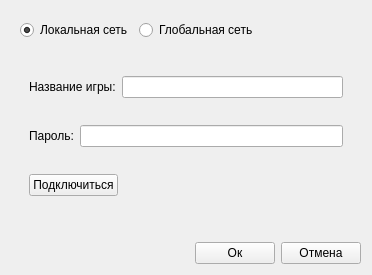
Qt form Сети ЭВМ/SeaBattle/netdialog.ui (CyberMakaron/6-sem) before a commit.
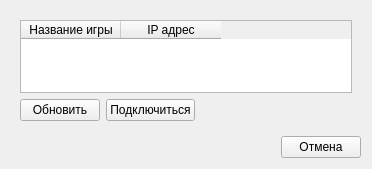
The same form after that commit.

Diff of the .ui file:
```diff
--- a/Сети ЭВМ/SeaBattle/netdialog.ui
+++ b/Сети ЭВМ/SeaBattle/netdialog.ui
@@ -7,7 +7,7 @@
     <x>0</x>
     <y>0</y>
     <width>372</width>
-    <height>275</height>
+    <height>169</height>
    </rect>
   </property>
   <property name="windowTitle">
@@ -21,40 +21,6 @@
      </property>
      <widget class="QWidget" name="page">
       <layout class="QVBoxLayout" name="verticalLayout_2">
-       <item>
-        <layout class="QHBoxLayout" name="horizontalLayout">
-         <item>
-          <widget class="QRadioButton" name="radioButton">
-           <property name="text">
-            <string>Локальная сеть</string>
-           </property>
-           <property name="checked">
-            <bool>true</bool>
-           </property>
-          </widget>
-         </item>
-         <item>
-          <widget class="QRadioButton" name="radioButton_2">
-           <property name="text">
-            <string>Глобальная сеть</string>
-           </property>
-          </widget>
-         </item>
-         <item>
-          <spacer name="horizontalSpacer">
-           <property name="orientation">
-            <enum>Qt::Horizontal</enum>
-           </property>
-           <property name="sizeHint" stdset="0">
-            <size>
-             <width>40</width>
-             <height>20</height>
-            </size>
-           </property>
-          </spacer>
-         </item>
-        </layout>
-       </item>
        <item>
         <layout class="QHBoxLayout" name="horizontalLayout_3">
          <item>
@@ -65,7 +31,7 @@
           </widget>
          </item>
          <item>
-          <widget class="QLineEdit" name="lineEdit"/>
+          <widget class="QLineEdit" name="lineEdit_name_create"/>
          </item>
         </layout>
        </item>
@@ -79,7 +45,31 @@
           </widget>
          </item>
          <item>
-          <widget class="QLineEdit" name="lineEdit_2"/>
+          <widget class="QLineEdit" name="lineEdit_pass_create"/>
+         </item>
+        </layout>
+       </item>
+       <item>
+        <layout class="QHBoxLayout" name="horizontalLayout_9">
+         <item>
+          <widget class="QPushButton" name="pushButton_ok">
+           <property name="text">
+            <string>Ок</string>
+           </property>
+          </widget>
+         </item>
+         <item>
+          <spacer name="horizontalSpacer_6">
+           <property name="orientation">
+            <enum>Qt::Horizontal</enum>
+           </property>
+           <property name="sizeHint" stdset="0">
+            <size>
+             <width>40</width>
+             <height>20</height>
+            </size>
+           </property>
+          </spacer>
          </item>
         </layout>
        </item>
@@ -101,47 +91,6 @@
      <widget class="QWidget" name="page_2">
       <layout class="QVBoxLayout" name="verticalLayout_3">
        <item>
-        <layout class="QHBoxLayout" name="horizontalLayout_6">
-         <item>
-          <widget class="QRadioButton" name="radioButton_3">
-           <property name="text">
-            <string>Локальная сеть</string>
-           </property>
-           <property name="checked">
-            <bool>true</bool>
-           </property>
-          </widget>
-         </item>
-         <item>
-          <widget class="QRadioButton" name="radioButton_4">
-           <property name="text">
-            <string>Глобальная сеть</string>
-           </property>
-          </widget>
-         </item>
-         <item>
-          <spacer name="horizontalSpacer_3">
-           <property name="orientation">
-            <enum>Qt::Horizontal</enum>
-           </property>
-           <property name="sizeHint" stdset="0">
-            <size>
-             <width>40</width>
-             <height>20</height>
-            </size>
-           </property>
-          </spacer>
-         </item>
-        </layout>
-       </item>
-       <item>
-        <widget class="QStackedWidget" name="stackedWidget_net_type">
-         <property name="currentIndex">
-          <number>1</number>
-         </property>
-         <widget class="QWidget" name="page_3">
-          <layout class="QVBoxLayout" name="verticalLayout_4">
-           <item>
             <widget class="QTableWidget" name="games_table">
              <column>
               <property name="text">
@@ -158,12 +107,19 @@
            <item>
             <layout class="QHBoxLayout" name="horizontalLayout_7">
              <item>
-              <widget class="QPushButton" name="pushButton_3">
+          <widget class="QPushButton" name="pushButton_refresh_table">
                <property name="text">
                 <string>Обновить</string>
                </property>
               </widget>
              </item>
+         <item>
+          <widget class="QPushButton" name="pushButton_connect">
+           <property name="text">
+            <string>Подключиться</string>
+           </property>
+          </widget>
+         </item>
              <item>
               <spacer name="horizontalSpacer_4">
                <property name="orientation">
@@ -181,45 +137,38 @@
            </item>
           </layout>
          </widget>
-         <widget class="QWidget" name="page_4">
-          <layout class="QVBoxLayout" name="verticalLayout_5">
+     <widget class="QWidget" name="page_3">
+      <layout class="QVBoxLayout" name="verticalLayout_4">
            <item>
-            <layout class="QHBoxLayout" name="horizontalLayout_8">
+        <layout class="QHBoxLayout" name="horizontalLayout_2">
              <item>
               <widget class="QLabel" name="label_3">
                <property name="text">
-                <string>Название игры:</string>
-               </property>
-              </widget>
-             </item>
-             <item>
-              <widget class="QLineEdit" name="lineEdit_3"/>
-             </item>
-            </layout>
-           </item>
-           <item>
-            <layout class="QHBoxLayout" name="horizontalLayout_9">
-             <item>
-              <widget class="QLabel" name="label_4">
-               <property name="text">
                 <string>Пароль:</string>
                </property>
               </widget>
              </item>
              <item>
-              <widget class="QLineEdit" name="lineEdit_4"/>
+          <widget class="QLineEdit" name="lineEdit_password_connect"/>
              </item>
             </layout>
            </item>
            <item>
-            <layout class="QHBoxLayout" name="horizontalLayout_10">
+        <layout class="QHBoxLayout" name="horizontalLayout_8">
              <item>
-              <widget class="QPushButton" name="pushButton_4">
+          <widget class="QPushButton" name="pushButton_check_pass">
                <property name="text">
                 <string>Подключиться</string>
                </property>
               </widget>
              </item>
+         <item>
+          <widget class="QPushButton" name="pushButton_connect_back">
+           <property name="text">
+            <string>Назад</string>
+           </property>
+          </widget>
+         </item>
              <item>
               <spacer name="horizontalSpacer_5">
                <property name="orientation">
@@ -235,9 +184,18 @@
              </item>
             </layout>
            </item>
-          </layout>
-         </widget>
-        </widget>
+       <item>
+        <spacer name="verticalSpacer_2">
+         <property name="orientation">
+          <enum>Qt::Vertical</enum>
+         </property>
+         <property name="sizeHint" stdset="0">
+          <size>
+           <width>20</width>
+           <height>40</height>
+          </size>
+         </property>
+        </spacer>
        </item>
       </layout>
      </widget>
@@ -259,14 +217,7 @@
       </spacer>
      </item>
      <item>
-      <widget class="QPushButton" name="pushButton_2">
-       <property name="text">
-        <string>Ок</string>
-       </property>
-      </widget>
-     </item>
-     <item>
-      <widget class="QPushButton" name="pushButton">
+      <widget class="QPushButton" name="pushButton_cancel">
        <property name="text">
         <string>Отмена</string>
        </property>
```
Lines whose indentation alone changed are shown as unchanged.
